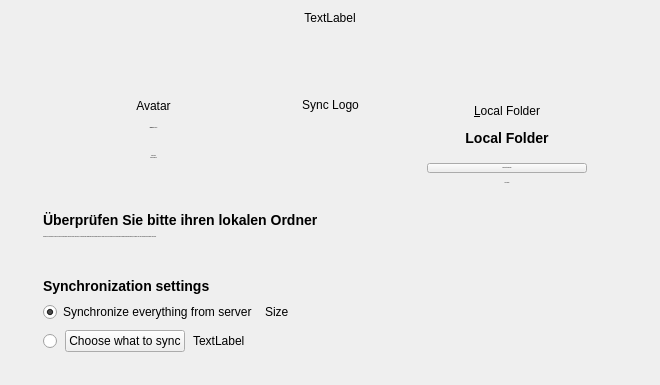
First picture: the form in src/gui/wizard/owncloudadvancedsetuppage.ui, repository nextmcloud/desktop, before the edit; both pictures show x 0 to 660 and y 0 to 385 of the 660 by 664 pixel window.
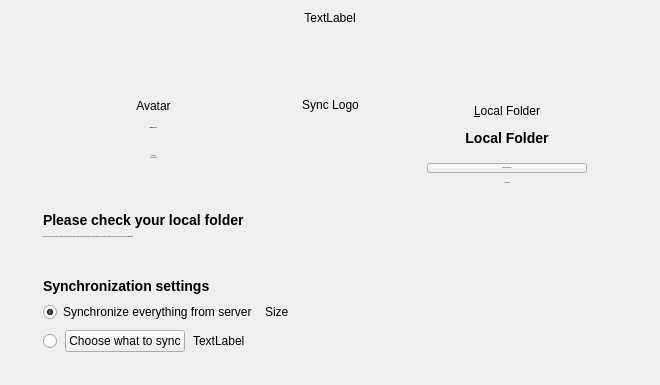
Second picture: the form after the edit.

What changed in the file:
```diff
--- a/src/gui/wizard/owncloudadvancedsetuppage.ui
+++ b/src/gui/wizard/owncloudadvancedsetuppage.ui
@@ -558,6 +558,7 @@
           <widget class="QLabel" name="localFolderHead_5">
            <property name="font">
             <font>
+             <family>Segoe UI</family>
              <pointsize>-1</pointsize>
              <italic>false</italic>
              <bold>false</bold>
@@ -567,7 +568,7 @@
             <string notr="true">font: 75 14px &quot;Segoe UI&quot;;</string>
            </property>
            <property name="text">
-            <string>&lt;html&gt;&lt;head/&gt;&lt;body&gt;&lt;p&gt;&lt;b&gt;&lt;span style=&quot; font-size:14px;&quot;&gt;Überprüfen Sie bitte ihren lokalen Ordner&lt;/span&gt;&lt;/b&gt;&lt;/p&gt;&lt;/body&gt;&lt;/html&gt;</string>
+            <string>&lt;html&gt;&lt;head/&gt;&lt;body&gt;&lt;p&gt;&lt;b&gt;&lt;span style=&quot; font-size:14px;&quot;&gt;Please check your local folder&lt;/span&gt;&lt;/b&gt;&lt;/p&gt;&lt;/body&gt;&lt;/html&gt;</string>
            </property>
            <property name="alignment">
             <set>Qt::AlignLeading|Qt::AlignLeft|Qt::AlignVCenter</set>
@@ -580,6 +581,7 @@
         <widget class="QLabel" name="localFolderHead_6">
          <property name="font">
           <font>
+           <family>Microsoft Sans Serif</family>
            <pointsize>-1</pointsize>
            <italic>false</italic>
            <bold>false</bold>
@@ -589,7 +591,7 @@
           <string notr="true">font: 13px &quot;Microsoft Sans Serif&quot;;</string>
          </property>
          <property name="text">
-          <string>Aufgrund des Wechsels zu einem neuen Produkt können wir nicht sicher erkennen, wo Ihr bisheriger MagentaCLOUD gespeichert ist. Sollten Sie den Speicherort in der bisherigen Software angepasst haben, so wählen Sie den Speicherort bitte oben erneut aus.</string>
+          <string>Due to the change to a new product, we cannot be sure where your previous MagentaCLOUD folder is stored. If you have adjusted the location in the previous software, please select the location again above.</string>
          </property>
          <property name="alignment">
           <set>Qt::AlignLeading|Qt::AlignLeft|Qt::AlignVCenter</set>
```
Left out of the diff: 7 changed lines with no effect on the pictures.
